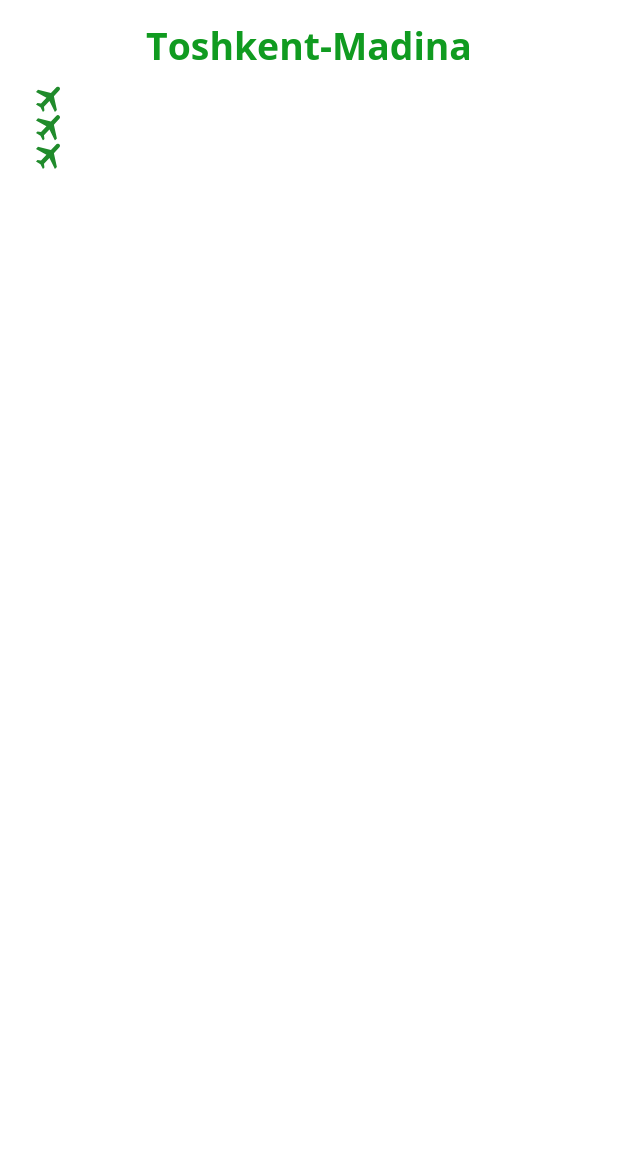
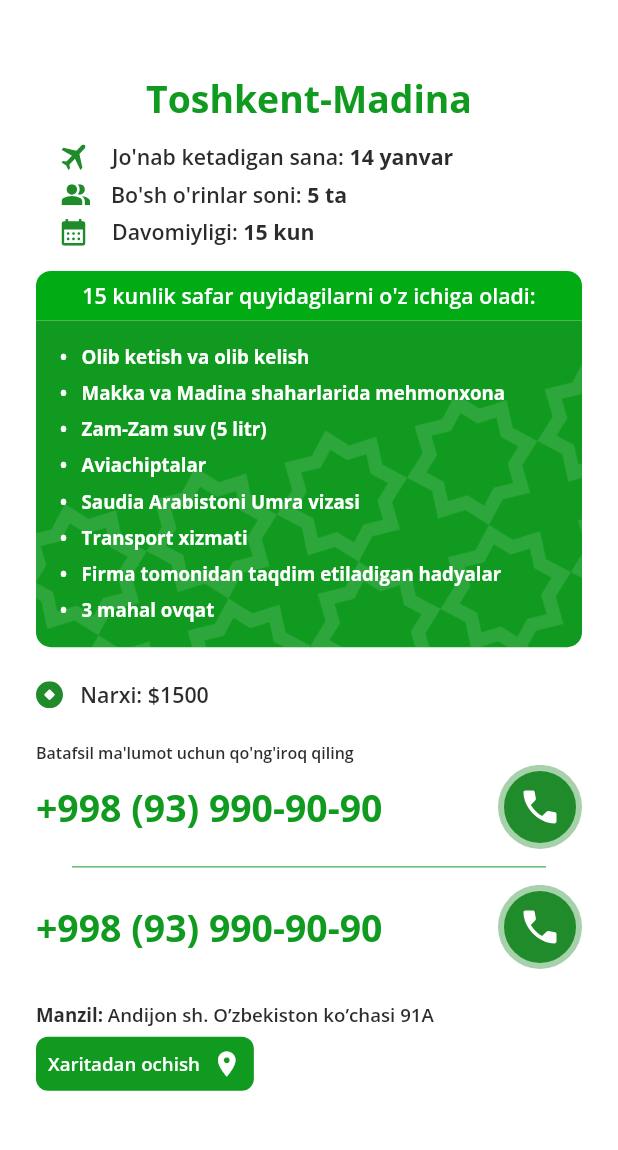
Before and after one commit to muwicef/haramayn, a Flutter app: the InfoDirectionPage screen opened by its route, on a phone screen of 412 x 824 dp, the part 65-1215 px from its top. Run offline on Flutter 3.47's test engine with Material 2 defaults, Android fonts, the phone set to English and light mode, and no system bars; our stand-ins replace carousel_slider, dots_indicator, flutter_screenutil, flutter_svg.

Commit message:
Add Direction Info Page

```diff
--- a/lib/core/constants/app_assets.dart
+++ b/lib/core/constants/app_assets.dart
@@ -94,6 +94,8 @@ class AppIcons extends AssetsFolder {
   String get infoDate => '$basePath/info-date.svg';
 
   String get infoPrice => '$basePath/info-price.svg';
+
+  String get dialPhone => '$basePath/dial-phone.svg';
 }
 
 class AppImages extends AssetsFolder {
@@ -108,4 +110,6 @@ class AppImages extends AssetsFolder {
   String get avatar => '$basePath/avatar.png';
 
   String get informationBg => '$basePath/information-bg.png';
+
+  String get detailBg => '$basePath/detail_bg.png';
 }
--- a/lib/core/constants/app_colors.dart
+++ b/lib/core/constants/app_colors.dart
@@ -28,4 +28,6 @@ class AppColors {
   static Color dividerColor = const Color(0xFF7B80AD);
 
   static Color textColor4 = const Color(0xFF2C2C2C);
+
+  static Color bgColor1 = const Color(0xFF01AB14);
 }
--- /dev/null
+++ b/lib/presentation/pages/home/components/detail_info.dart
@@ -0,0 +1,40 @@
+import 'package:flutter/material.dart';
+import 'package:flutter_svg/svg.dart';
+
+import '../../../../core/constants/app_colors.dart';
+import '../../../../core/constants/app_text_styles.dart';
+
+class DetailInfo extends StatelessWidget {
+  const DetailInfo({
+    required this.svgImage,
+    required this.title,
+    required this.detail,
+    Key? key,
+  }) : super(key: key);
+  final String svgImage, title, detail;
+
+  @override
+  Widget build(BuildContext context) {
+    return Padding(
+      padding: const EdgeInsets.fromLTRB(17, 3, 0, 3),
+      child: Row(
+        children: [
+          SvgPicture.asset(svgImage),
+          const SizedBox(width: 14),
+          RichText(
+            text: TextSpan(
+              text: title,
+              style: AppTextStyles.openStyle16s.copyWith(color: AppColors.textColor4),
+              children: [
+                TextSpan(
+                  text: detail,
+                  style: AppTextStyles.openStyle16b.copyWith(color: AppColors.textColor4),
+                ),
+              ],
+            ),
+          ),
+        ],
+      ),
+    );
+  }
+}
--- a/lib/presentation/pages/home/components/direction_container.dart
+++ b/lib/presentation/pages/home/components/direction_container.dart
@@ -13,7 +13,9 @@ class DirectionContainer extends StatelessWidget {
 
   @override
   Widget build(BuildContext context) {
-    return Container(
+    return InkWell(
+      onTap: () => Navigator.pushNamed(context, Routes.infoDirectionPage),
+      child: Container(
         padding: const EdgeInsets.all(20),
         decoration: BoxDecoration(
           image: DecorationImage(
@@ -34,16 +36,13 @@ class DirectionContainer extends StatelessWidget {
                   style: AppTextStyles.montStyle14s,
                 ),
                 const Spacer(),
-              InkWell(
-                onTap: () => Navigator.pushNamed(context, Routes.infoDirectionPage),
-                child: Container(
+                Container(
                   padding: const EdgeInsets.all(8),
                   decoration: const BoxDecoration(
                     color: Colors.white,
                     shape: BoxShape.circle,
                   ),
                   child: SvgPicture.asset(AppAssets.icons.arrow2),
-                ),
                 )
               ],
             ),
@@ -74,6 +73,7 @@ class DirectionContainer extends StatelessWidget {
             const SizedBox(height: 16),
           ],
         ),
+      ),
     );
   }
 }
--- /dev/null
+++ b/lib/presentation/pages/home/components/include_text.dart
@@ -0,0 +1,19 @@
+import 'package:flutter/material.dart';
+
+import '../../../../core/constants/app_text_styles.dart';
+
+class InludeText extends StatelessWidget {
+  const InludeText({
+    required this.title,
+    Key? key,
+  }) : super(key: key);
+  final String title;
+
+  @override
+  Widget build(BuildContext context) {
+    return Text(
+      '\u2022   $title',
+      style: AppTextStyles.openStyle14b,
+    );
+  }
+}
--- a/lib/presentation/pages/home/home_page.dart
+++ b/lib/presentation/pages/home/home_page.dart
@@ -101,6 +101,7 @@ class _HomePageState extends State<HomePage> with SingleTickerProviderStateMixin
             leadingWidth: 0,
             pinned: true,
             elevation: 0,
+            stretch: false,
             title: TabBar(
               controller: tabController,
               labelStyle: AppTextStyles.montStyle14b,
@@ -118,11 +119,12 @@ class _HomePageState extends State<HomePage> with SingleTickerProviderStateMixin
         ];
       },
       body: Padding(
-        padding: const EdgeInsets.symmetric(horizontal: 24, vertical: 19),
+        padding: const EdgeInsets.symmetric(horizontal: 24),
         child: TabBarView(
           controller: tabController,
           children: [
-            Expanded(
+            SingleChildScrollView(
+              physics: const NeverScrollableScrollPhysics(),
               child: Column(
                 children: [
                   BookRow(
--- a/lib/presentation/pages/home/info_direction_page.dart
+++ b/lib/presentation/pages/home/info_direction_page.dart
@@ -1,8 +1,12 @@
 import 'package:flutter/material.dart';
+import 'package:flutter_screenutil/flutter_screenutil.dart';
 import 'package:flutter_svg/svg.dart';
+import 'package:haramayn/core/constants/app_colors.dart';
 import 'package:haramayn/core/constants/app_text_styles.dart';
 
 import '../../../core/constants/app_assets.dart';
+import 'components/detail_info.dart';
+import 'components/include_text.dart';
 
 class InfoDirectionPage extends StatelessWidget {
   const InfoDirectionPage({super.key});
@@ -29,40 +33,161 @@ class InfoDirectionPage extends StatelessWidget {
         padding: const EdgeInsets.symmetric(horizontal: 24),
         child: Column(
           children: [
+            SizedBox(height: 40.h),
             Text(
               'Toshkent-Madina',
               style: AppTextStyles.openStyle28b,
             ),
             const SizedBox(height: 10),
+            DetailInfo(
+              svgImage: AppAssets.icons.infoPlane,
+              title: ' Jo\'nab ketadigan sana: ',
+              detail: '14 yanvar',
+            ),
+            DetailInfo(
+              svgImage: AppAssets.icons.infoPeoples,
+              title: 'Bo\'sh o\'rinlar soni: ',
+              detail: '5 ta',
+            ),
+            DetailInfo(
+              svgImage: AppAssets.icons.infoDate,
+              title: ' Davomiyligi: ',
+              detail: '15 kun',
+            ),
+            SizedBox(height: 15.h),
+            Container(
+              padding: const EdgeInsets.symmetric(vertical: 7),
+              width: double.maxFinite,
+              decoration: BoxDecoration(
+                color: AppColors.bgColor1,
+                borderRadius: const BorderRadius.only(
+                  topLeft: Radius.circular(10),
+                  topRight: Radius.circular(10),
+                ),
+              ),
+              child: Text(
+                '15 kunlik safar quyidagilarni o\'z ichiga oladi:',
+                style: AppTextStyles.openStyle16s,
+                textAlign: TextAlign.center,
+              ),
+            ),
+            Container(
+              width: double.maxFinite,
+              padding: const EdgeInsets.all(16),
+              decoration: BoxDecoration(
+                color: AppColors.primaryColor,
+                borderRadius: const BorderRadius.only(
+                  bottomLeft: Radius.circular(10),
+                  bottomRight: Radius.circular(10),
+                ),
+                image: DecorationImage(
+                  image: AssetImage(AppAssets.images.detailBg),
+                  fit: BoxFit.cover,
+                  alignment: Alignment.bottomRight,
+                ),
+              ),
+              child: Column(
+                crossAxisAlignment: CrossAxisAlignment.start,
+                children: [
+                  const InludeText(title: 'Olib ketish va olib kelish'),
+                  SizedBox(height: 8.h),
+                  const InludeText(title: 'Makka va Madina shaharlarida mehmonxona'),
+                  SizedBox(height: 8.h),
+                  const InludeText(title: 'Zam-Zam suv (5 litr)'),
+                  SizedBox(height: 8.h),
+                  const InludeText(title: 'Aviachiptalar'),
+                  SizedBox(height: 8.h),
+                  const InludeText(title: 'Saudia Arabistoni Umra vizasi'),
+                  SizedBox(height: 8.h),
+                  const InludeText(title: 'Transport xizmati'),
+                  SizedBox(height: 8.h),
+                  const InludeText(title: 'Firma tomonidan taqdim etiladigan hadyalar'),
+                  SizedBox(height: 8.h),
+                  const InludeText(title: '3 mahal ovqat'),
+                ],
+              ),
+            ),
+            SizedBox(height: 25.h),
             Row(
               children: [
-                SvgPicture.asset(AppAssets.icons.infoPlane),
-                const SizedBox(width: 14),
+                SvgPicture.asset(AppAssets.icons.infoPrice),
+                SizedBox(width: 12.w),
                 Text(
-                  'Jo\'nab ketiladigan sana - 14 yanvar',
-                  style: AppTextStyles.openStyle16s,
+                  'Narxi: \$1500',
+                  style: AppTextStyles.openStyle16s.copyWith(color: AppColors.textColor4),
                 ),
               ],
             ),
-            Row(
-              children: [
-                SvgPicture.asset(AppAssets.icons.infoPlane),
-                const SizedBox(width: 14),
-                Text(
-                  'Bo\'sh o\'rinlar',
-                  style: AppTextStyles.openStyle16s,
-                ),
-              ],
+            SizedBox(height: 25.h),
+            Align(
+              alignment: Alignment.centerLeft,
+              child: Text(
+                'Batafsil ma\'lumot uchun qo\'ng\'iroq qiling',
+                style: AppTextStyles.openStyle12s.copyWith(color: AppColors.textColor4),
+              ),
             ),
             Row(
               children: [
-                SvgPicture.asset(AppAssets.icons.infoPlane),
-                const SizedBox(width: 14),
                 Text(
-                  'Jo\'nab ketiladigan sana - 14 yanvar',
-                  style: AppTextStyles.openStyle16s,
+                  '+998 (93) 990-90-90',
+                  style: AppTextStyles.openStyle28b,
                 ),
+                const Spacer(),
+                SvgPicture.asset(AppAssets.icons.dialPhone),
               ],
+            ),
+            Padding(
+              padding: const EdgeInsets.symmetric(vertical: 4, horizontal: 24),
+              child: Divider(
+                color: AppColors.primaryColor,
+              ),
+            ),
+            Row(
+              children: [
+                Text(
+                  '+998 (93) 990-90-90',
+                  style: AppTextStyles.openStyle28b,
+                ),
+                const Spacer(),
+                SvgPicture.asset(AppAssets.icons.dialPhone),
+              ],
+            ),
+            SizedBox(height: 25.h),
+            Align(
+              alignment: Alignment.centerLeft,
+              child: RichText(
+                text: TextSpan(
+                  text: 'Manzil: ',
+                  style: AppTextStyles.openStyle14b.copyWith(color: AppColors.textColor4),
+                  children: [
+                    TextSpan(
+                      text: 'Andijon sh. O’zbekiston ko’chasi 91A',
+                      style: AppTextStyles.openStyle14s.copyWith(color: AppColors.textColor4),
+                    ),
+                  ],
+                ),
+              ),
+            ),
+            Align(
+              alignment: Alignment.centerLeft,
+              child: TextButton.icon(
+                onPressed: () {},
+                style: ButtonStyle(
+                  backgroundColor: MaterialStatePropertyAll(AppColors.primaryColor),
+                  shape: MaterialStatePropertyAll(
+                    RoundedRectangleBorder(borderRadius: BorderRadius.circular(8)),
+                  ),
+                ),
+                icon: Text(
+                  'Xaritadan ochish',
+                  style: AppTextStyles.openStyle14s.copyWith(color: Colors.white),
+                ),
+                label: const Icon(
+                  Icons.location_on,
+                  color: Colors.white,
+                  size: 20,
+                ),
+              ),
             ),
           ],
         ),
```
Also changed, not shown: assets/icons/dial-phone.svg (added), assets/images/detail_bg.png (added). Lines whose indentation alone changed are shown as unchanged.
